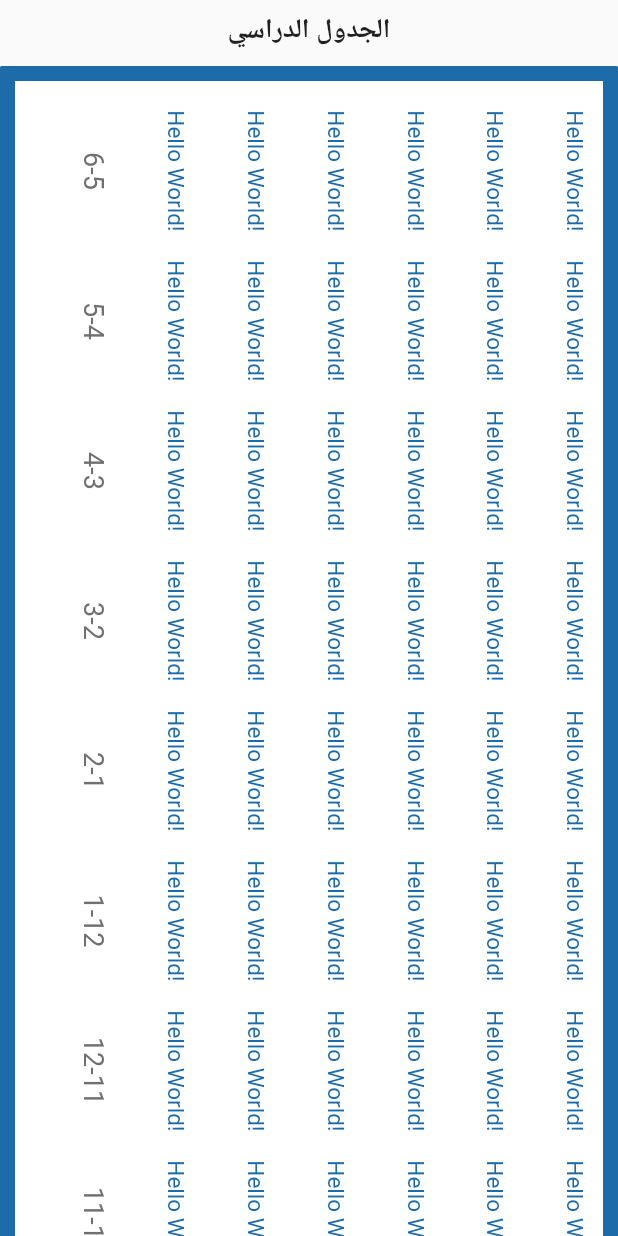
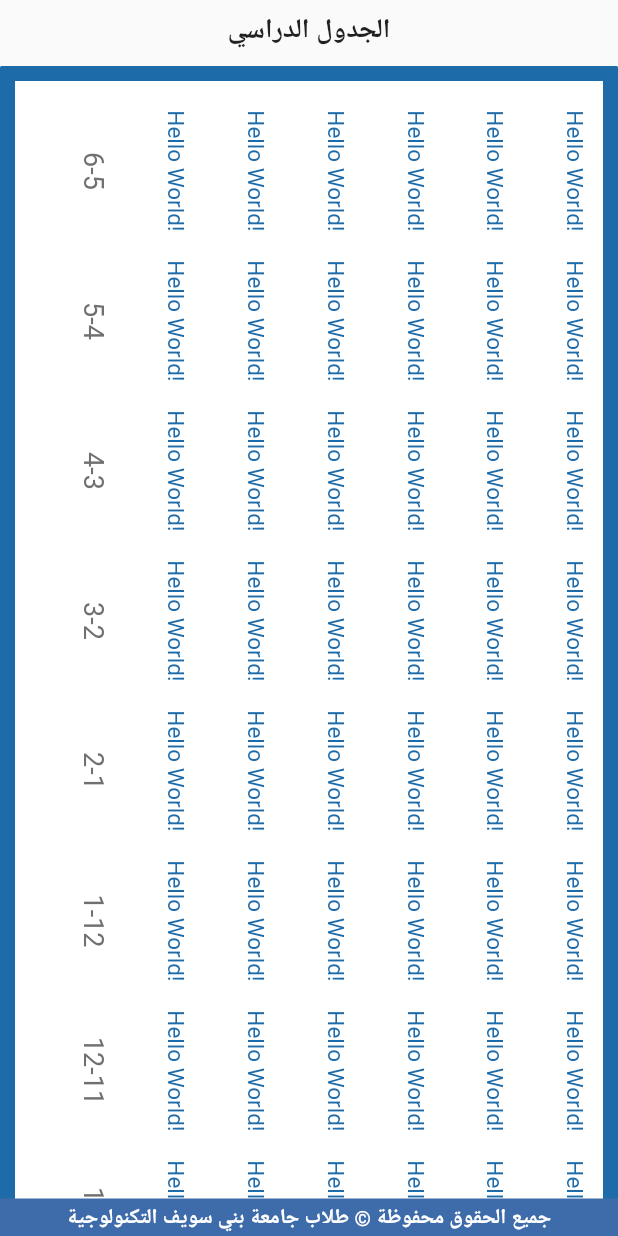
Before and after one commit to Filopatir-Mamdouh/BTX-Graduation-Project, a Flutter app: the study_table_class screen opened directly, on a phone screen of 412 x 824 dp. Run offline on Flutter 3.47's test engine with Material 2 defaults, Android fonts, the phone set to English and light mode, and no system bars; our stand-ins replace easy_sidemenu; missing offline and left inert: bt_x, dart:html, footer.

Commit message:
Update study_table_class.dart

```diff
--- a/lib/study_table/study_table_class.dart
+++ b/lib/study_table/study_table_class.dart
@@ -15,8 +15,22 @@ class study_table_class extends StatelessWidget {
 
   @override
   Widget build(BuildContext context) {
-    return SingleChildScrollView(
-      child: Container(
+    return Scaffold(
+      bottomNavigationBar: Stack(fit: StackFit.passthrough, children: [
+        new Container(
+          height: 25,
+          color: Color(0xFF3E6BA9),
+          child: Center(
+              child: Text(
+                  "جميع الحقوق محفوظة © طلاب جامعة بني سويف التكنولوجية",
+                  style: TextStyle(
+                      fontSize: 14,
+                      fontWeight: FontWeight.bold,
+                      color: Colors.white))),
+        )
+      ]),
+      body: SingleChildScrollView(
+        child: SafeArea(
           child: Column(
             children: [
               SizedBox(
@@ -40,7 +54,8 @@ class study_table_class extends StatelessWidget {
                         width: 550,
                         height: 1150,
                         decoration: BoxDecoration(
-                        border: Border.all(width: 10, color: Color(0xFF1E6BA9)),
+                          border:
+                              Border.all(width: 10, color: Color(0xFF1E6BA9)),
                           borderRadius:
                               const BorderRadius.all(Radius.circular(1)),
                         ),
@@ -1279,21 +1294,8 @@ class study_table_class extends StatelessWidget {
                   ),
                 ),
               ),
-            SizedBox(
-              height: 22,
+            ],
           ),
-            Container(
-              height: 25,
-              width: 1110,
-              color: Color(0xFF1E6BA9),
-              child: Center(
-                child: Text(
-                  "جميع الحقوق محفوظة © طلاب جامعة بني سويف التكنولوجية",
-                  style: TextStyle(color: Colors.white),
-                ),
-              ),
-            )
-          ],
         ),
       ),
     );
```
Lines whose indentation alone changed are shown as unchanged.
